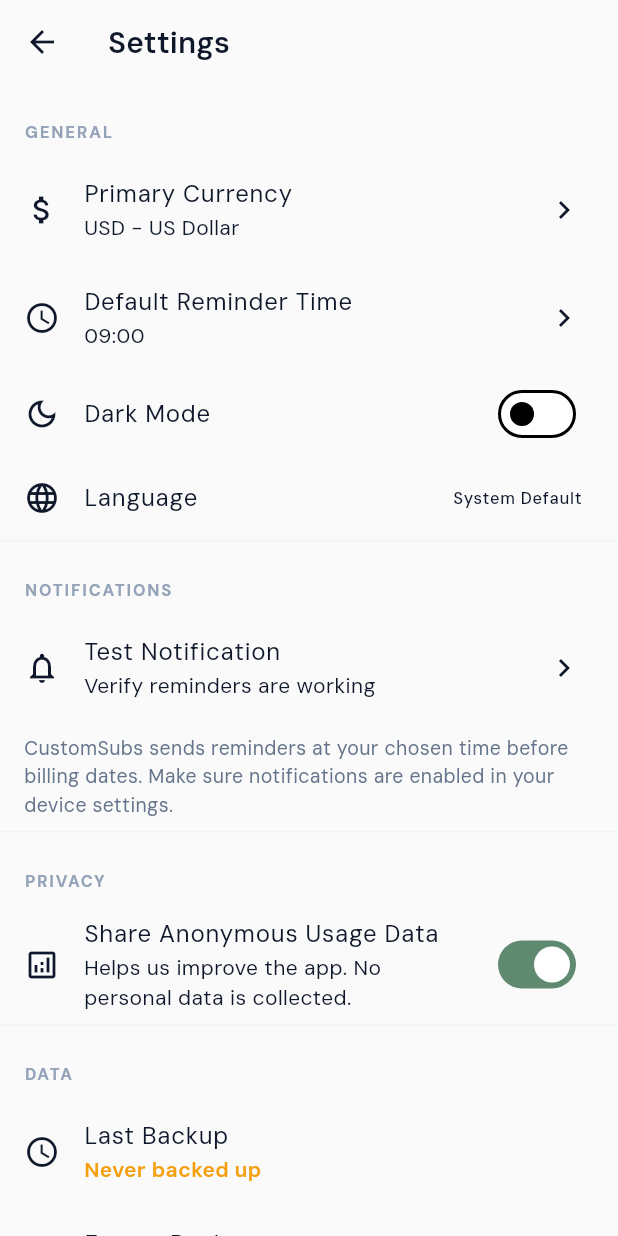
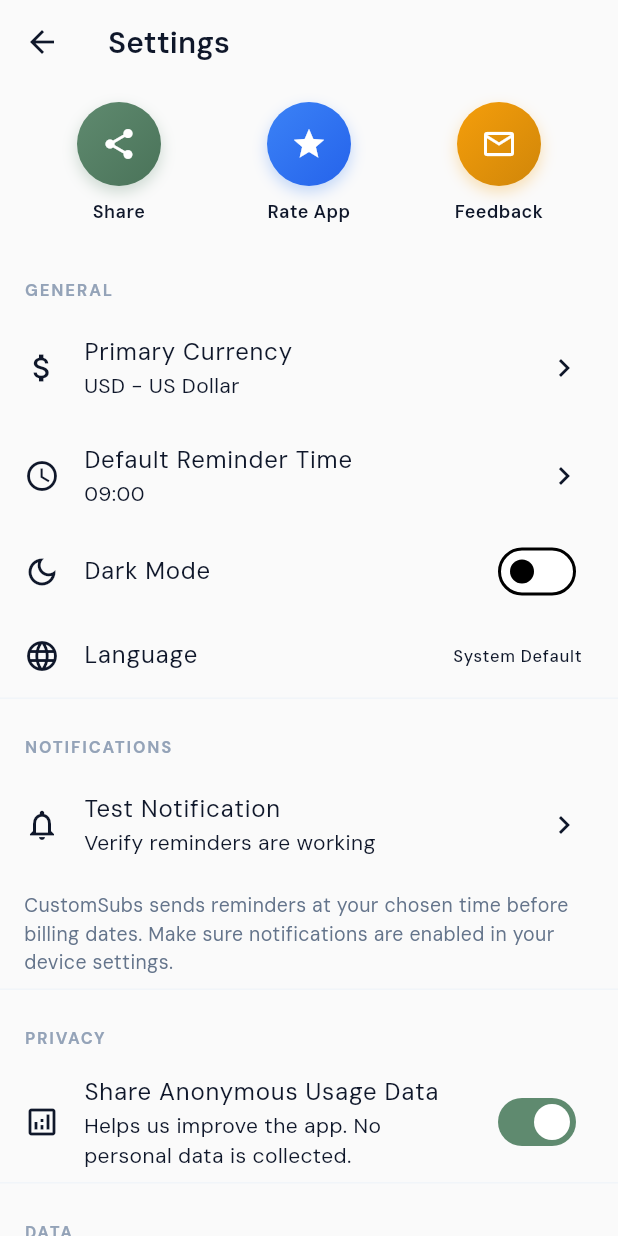
Before and after one commit to bobbyburns1989/customsubs, a Flutter app: the SettingsScreen screen opened by its route, on a phone screen of 412 x 824 dp. Run offline on Flutter 3.47's test engine with Material 3 defaults, Android fonts, the phone set to English and light mode, and no system bars; our stand-ins replace file_picker, fl_chart, flutter_local_notifications, flutter_riverpod, flutter_svg, flutter_timezone and 9 more; missing offline and left inert: app_settings, posthog_flutter, purchases_flutter; accounts and stored records are empty; generated files the repository leaves out were written again.

Commit message:
Standardize cross-app patterns: promo card and action buttons
- Add CustomDashboards to promo card with l10n in EN/FR/ES
- Standardize all sibling app subtitles (no em dashes, consistent descriptions)
- Add try-catch and Semantics to CompactActionButtons

Co-Authored-By: Claude Opus 4.6 (1M context) <noreply@anthropic.com>

```diff
--- a/lib/features/settings/settings_screen.dart
+++ b/lib/features/settings/settings_screen.dart
@@ -17,6 +17,7 @@ import 'package:custom_subs/data/services/undo_service.dart';
 import 'package:custom_subs/data/services/demo_data_service.dart';
 import 'package:custom_subs/data/repositories/subscription_repository.dart';
 import 'package:custom_subs/features/settings/widgets/currency_picker_dialog.dart';
+import 'package:custom_subs/features/settings/widgets/compact_action_buttons.dart';
 import 'package:custom_subs/features/settings/widgets/custom_apps_promo_card.dart';
 import 'package:custom_subs/data/services/analytics_service.dart';
 import 'package:custom_subs/l10n/generated/app_localizations.dart';
@@ -68,6 +69,9 @@ class _SettingsScreenState extends ConsumerState<SettingsScreen> {
       ),
       body: ListView(
         children: [
+          // Share, Rate, Feedback action buttons
+          const CompactActionButtons(),
+
           // General section
           _SectionHeader(title: l10n.settingsGeneral),
           ListTile(
--- /dev/null
+++ b/lib/features/settings/widgets/compact_action_buttons.dart
@@ -0,0 +1,220 @@
+import 'dart:io';
+import 'package:flutter/material.dart';
+import 'package:flutter_riverpod/flutter_riverpod.dart';
+import 'package:share_plus/share_plus.dart';
+import 'package:in_app_review/in_app_review.dart';
+import 'package:url_launcher/url_launcher.dart';
+import 'package:custom_subs/core/extensions/theme_extensions.dart';
+import 'package:custom_subs/core/utils/haptic_utils.dart';
+import 'package:custom_subs/data/services/analytics_service.dart';
+import 'package:custom_subs/l10n/generated/app_localizations.dart';
+
+/// Three circular action buttons displayed at the top of the settings screen:
+/// Share, Rate App, and Feedback.
+///
+/// Adapted from CustomBank's CompactActionButtons for CustomSubs conventions
+/// (Riverpod, context.colors, HapticUtils, url_launcher mailto).
+class CompactActionButtons extends ConsumerStatefulWidget {
+  const CompactActionButtons({super.key});
+
+  @override
+  ConsumerState<CompactActionButtons> createState() =>
+      _CompactActionButtonsState();
+}
+
+class _CompactActionButtonsState extends ConsumerState<CompactActionButtons> {
+  // GlobalKey for iOS share sheet anchor positioning
+  final GlobalKey _shareButtonKey = GlobalKey();
+
+  // Store links
+  static const _appStoreId = '6758743032';
+  static const _iosLink =
+      'https://apps.apple.com/us/app/customsubs-bill-sub-tracker/id$_appStoreId';
+  static const _androidLink =
+      'https://play.google.com/store/apps/details?id=com.customsubs.app';
+
+  // Feedback email
+  static const _feedbackEmail = 'info@customapps.us';
+
+  /// Opens the native share sheet with the appropriate store link.
+  Future<void> _shareApp() async {
+    await HapticUtils.medium();
+
+    ref.read(analyticsServiceProvider).capture('share_app', {
+      'source': 'settings',
+    });
+
+    final appLink = Platform.isIOS ? _iosLink : _androidLink;
+    final shareMessage =
+        'I use CustomSubs to track all my subscriptions — free & offline! $appLink';
+
+    // Anchor share sheet to button position on iOS to avoid iPad crash
+    Rect? sharePositionOrigin;
+    if (Platform.isIOS) {
+      final RenderBox? renderBox =
+          _shareButtonKey.currentContext?.findRenderObject() as RenderBox?;
+      if (renderBox != null) {
+        final position = renderBox.localToGlobal(Offset.zero);
+        sharePositionOrigin = Rect.fromLTWH(
+          position.dx,
+          position.dy,
+          renderBox.size.width,
+          renderBox.size.height,
+        );
+      }
+    }
+
+    await SharePlus.instance.share(
+      ShareParams(
+        text: shareMessage,
+        subject: 'CustomSubs — Subscription Tracker',
+        sharePositionOrigin: sharePositionOrigin,
+      ),
+    );
+  }
+
+  /// Opens the App Store / Play Store listing for rating.
+  /// Uses openStoreListing (not requestReview) since this is an explicit user action.
+  Future<void> _rateApp() async {
+    await HapticUtils.medium();
+
+    ref.read(analyticsServiceProvider).capture('rate_app_tapped', {
+      'source': 'settings',
+    });
+
+    try {
+      final inAppReview = InAppReview.instance;
+      await inAppReview.openStoreListing(appStoreId: _appStoreId);
+    } catch (_) {
+      // Silently fail — store listing unavailable on this device.
+    }
+  }
+
+  /// Opens the user's email client with a pre-filled feedback template.
+  Future<void> _openFeedback() async {
+    await HapticUtils.medium();
+
+    ref.read(analyticsServiceProvider).capture('feedback_tapped', {
+      'source': 'settings',
+    });
+
+    final subject = Uri.encodeComponent('CustomSubs Feedback');
+    final body = Uri.encodeComponent(
+      '\n\n---\nPlatform: ${Platform.operatingSystem}\n'
+      'OS Version: ${Platform.operatingSystemVersion}\n',
+    );
+
+    final mailtoUri = Uri.parse('mailto:$_feedbackEmail?subject=$subject&body=$body');
+    try {
+      if (await canLaunchUrl(mailtoUri)) {
+        await launchUrl(mailtoUri);
+      }
+    } catch (_) {
+      // Silently fail — email client unavailable on this device.
+    }
+  }
+
+  @override
+  Widget build(BuildContext context) {
+    final l10n = AppLocalizations.of(context);
+    final colors = context.colors;
+
+    // Blue for Rate — distinct from sage green primary
+    const rateBlue = Color(0xFF3B82F6);
+    const rateBlueDark = Color(0xFF2563EB);
+
+    return Container(
+      margin: const EdgeInsets.symmetric(horizontal: 16, vertical: 12),
+      child: Row(
+        mainAxisAlignment: MainAxisAlignment.spaceEvenly,
+        children: [
+          _buildActionButton(
+            icon: Icons.share,
+            label: l10n.settingsShare,
+            gradientColors: [colors.primary, colors.primaryDark],
+            onTap: _shareApp,
+            buttonKey: _shareButtonKey,
+          ),
+          _buildActionButton(
+            icon: Icons.star,
+            label: l10n.settingsRateApp,
+            gradientColors: const [rateBlue, rateBlueDark],
+            onTap: _rateApp,
+          ),
+          _buildActionButton(
+            icon: Icons.mail_outline,
+            label: l10n.settingsFeedback,
+            gradientColors: [
+              colors.warning,
+              Color.lerp(colors.warning, Colors.black, 0.15)!,
+            ],
+            onTap: _openFeedback,
+          ),
+        ],
+      ),
+    );
+  }
+
+  /// Builds a single circular gradient button with an icon and label below.
+  /// 56px circle, gradient fill, colored shadow, 48px+ tap target.
+  Widget _buildActionButton({
+    required IconData icon,
+    required String label,
+    required List<Color> gradientColors,
+    required VoidCallback onTap,
+    Key? buttonKey,
+  }) {
+    return Expanded(
+      child: Padding(
+        padding: const EdgeInsets.symmetric(horizontal: 8),
+        child: Column(
+          mainAxisSize: MainAxisSize.min,
+          children: [
+            Semantics(
+              button: true,
+              label: label,
+              child: GestureDetector(
+                key: buttonKey,
+                onTap: onTap,
+                child: Container(
+                  width: 56,
+                  height: 56,
+                  decoration: BoxDecoration(
+                    gradient: LinearGradient(
+                      begin: Alignment.topLeft,
+                      end: Alignment.bottomRight,
+                      colors: gradientColors,
+                    ),
+                    shape: BoxShape.circle,
+                    boxShadow: [
+                      BoxShadow(
+                        color: gradientColors[0].withValues(alpha: 0.3),
+                        blurRadius: 8,
+                        offset: const Offset(0, 4),
+                      ),
+                    ],
+                  ),
+                  child: Icon(
+                    icon,
+                    color: Colors.white,
+                    size: 24,
+                  ),
+                ),
+              ),
+            ),
+            const SizedBox(height: 8),
+            Text(
+              label,
+              style: TextStyle(
+                fontSize: 12,
+                fontWeight: FontWeight.w600,
+                color: context.colors.textPrimary,
+              ),
+              textAlign: TextAlign.center,
+            ),
+          ],
+        ),
+      ),
+    );
+  }
+}
--- a/lib/l10n/app_en.arb
+++ b/lib/l10n/app_en.arb
@@ -86,6 +86,9 @@
   "homePausedManualResume": "Resume manually",
 
   "settingsTitle": "Settings",
+  "settingsShare": "Share",
+  "settingsRateApp": "Rate App",
+  "settingsFeedback": "Feedback",
   "settingsGeneral": "General",
   "settingsPrimaryCurrency": "Primary Currency",
   "settingsCurrencyChanged": "Currency changed to {currency}",
@@ -196,9 +199,11 @@
   "promoSubtitle": "Check out our other apps",
   "promoCouldNotOpen": "Could not open website",
   "promoCustomBank": "CustomBank",
-  "promoCustomBankDesc": "Banking simulator \u2014 no real money",
+  "promoCustomBankDesc": "Banking simulator, no real money",
   "promoCustomCrypto": "CustomCrypto",
-  "promoCustomCryptoDesc": "Practice Crypto Trading",
+  "promoCustomCryptoDesc": "Crypto paper trader",
+  "promoCustomDashboards": "CustomDashboards",
+  "promoCustomDashboardsDesc": "E-commerce dashboard simulator",
   "promoCustomNotify": "CustomNotify",
   "promoCustomNotifyDesc": "Smart reminders & alerts",
   "promoCustomWorth": "CustomWorth",
```
Also changed, not shown: lib/features/settings/widgets/custom_apps_promo_card.dart (+13 -2 lines), lib/l10n/app_es.arb (+7 -2 lines), lib/l10n/app_fr.arb (+7 -2 lines), lib/l10n/generated/app_localizations.dart, lib/l10n/generated/app_localizations_en.dart, lib/l10n/generated/app_localizations_es.dart, lib/l10n/generated/app_localizations_fr.dart.
